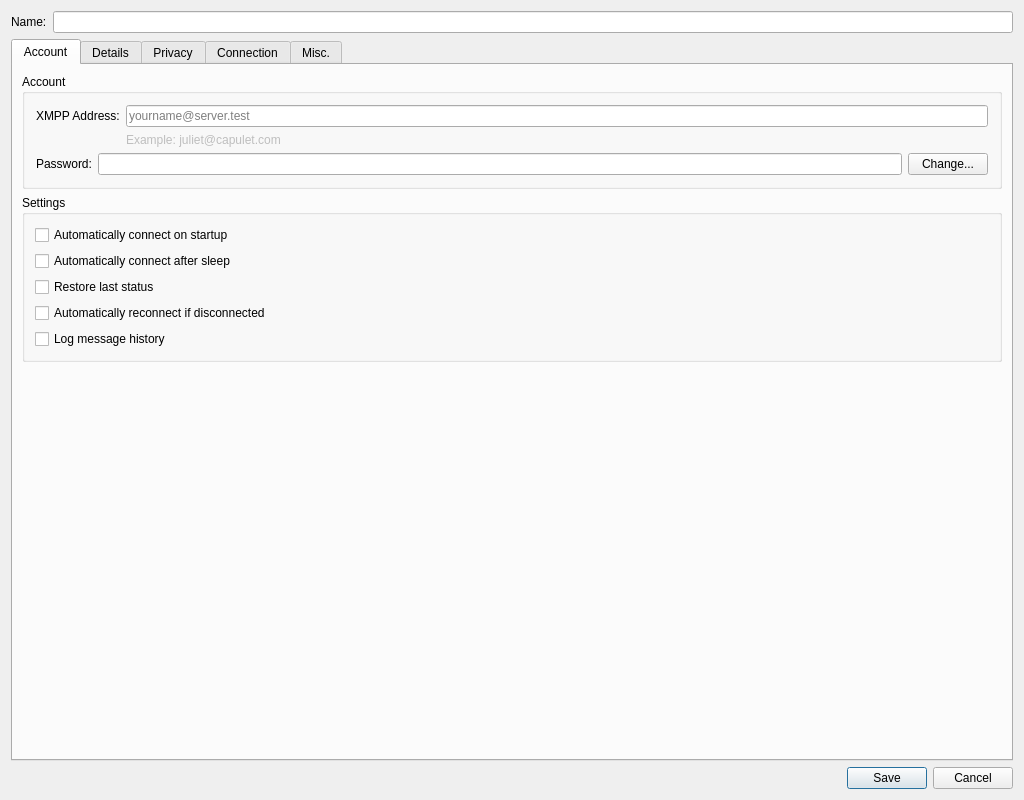
Before: the Qt Designer form src/accountmodify.ui in psi-im/psi, drawn with Qt 5.
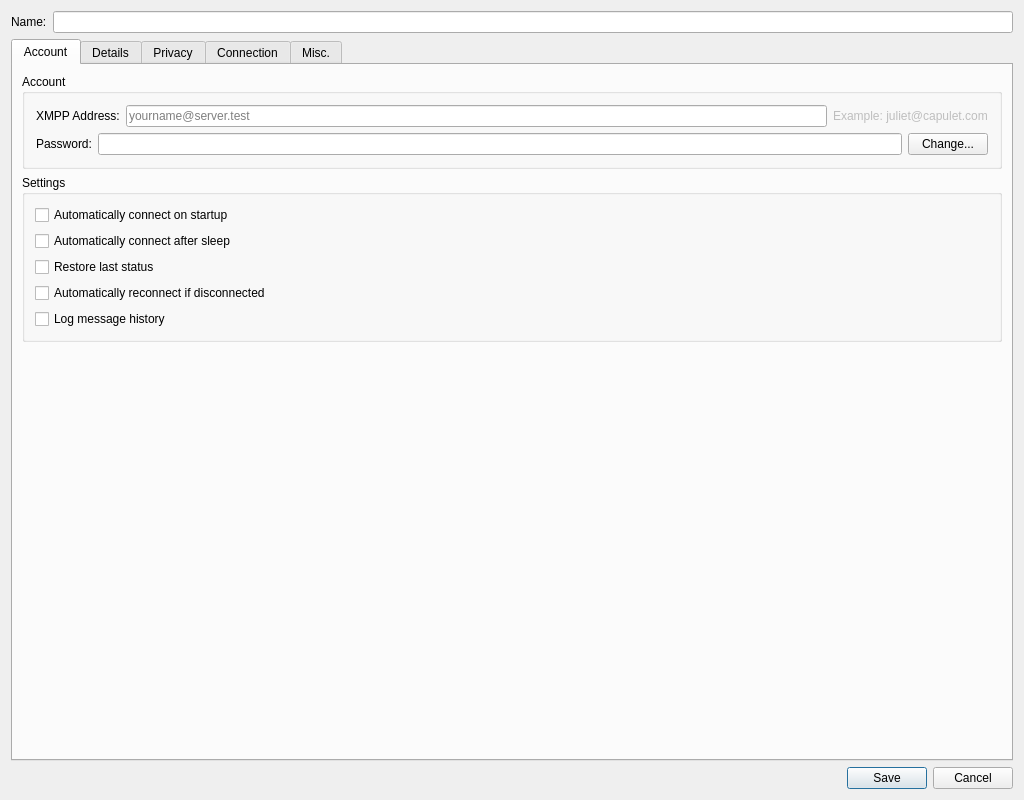
After: the same form once the commit is applied.

Commit message: accountmodify.ui: move example as a third column after JID

```diff
--- a/src/accountmodify.ui
+++ b/src/accountmodify.ui
@@ -94,16 +94,6 @@
             <property name="spacing">
              <number>6</number>
             </property>
-            <item row="1" column="1">
-             <widget class="QLabel" name="lb_example">
-              <property name="enabled">
-               <bool>false</bool>
-              </property>
-              <property name="text">
-               <string>Example: juliet@capulet.com</string>
-              </property>
-             </widget>
-            </item>
             <item row="0" column="0">
              <widget class="QLabel" name="lb_jid">
               <property name="text">
@@ -121,6 +111,16 @@
               </property>
              </widget>
             </item>
+            <item row="0" column="2">
+             <widget class="QLabel" name="lb_example">
+              <property name="enabled">
+               <bool>false</bool>
+              </property>
+              <property name="text">
+               <string>Example: juliet@capulet.com</string>
+              </property>
+             </widget>
+            </item>
            </layout>
           </item>
           <item>
```
